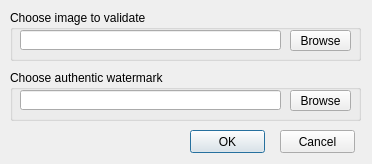
Above: Interface/validation.ui from ilmarkov/DigitalWatermarking before the change. Below: the same form after it.
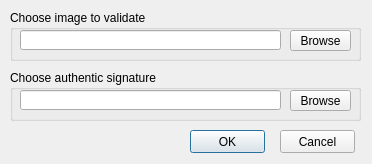
That is the form after the change.

Diff of the .ui file:
```diff
--- a/Interface/validation.ui
+++ b/Interface/validation.ui
@@ -23,7 +23,7 @@
     </rect>
    </property>
    <property name="title">
-    <string>Choose authentic watermark</string>
+    <string>Choose authentic signature</string>
    </property>
    <widget class="QLineEdit" name="pathMark_2">
     <property name="enabled">
```
